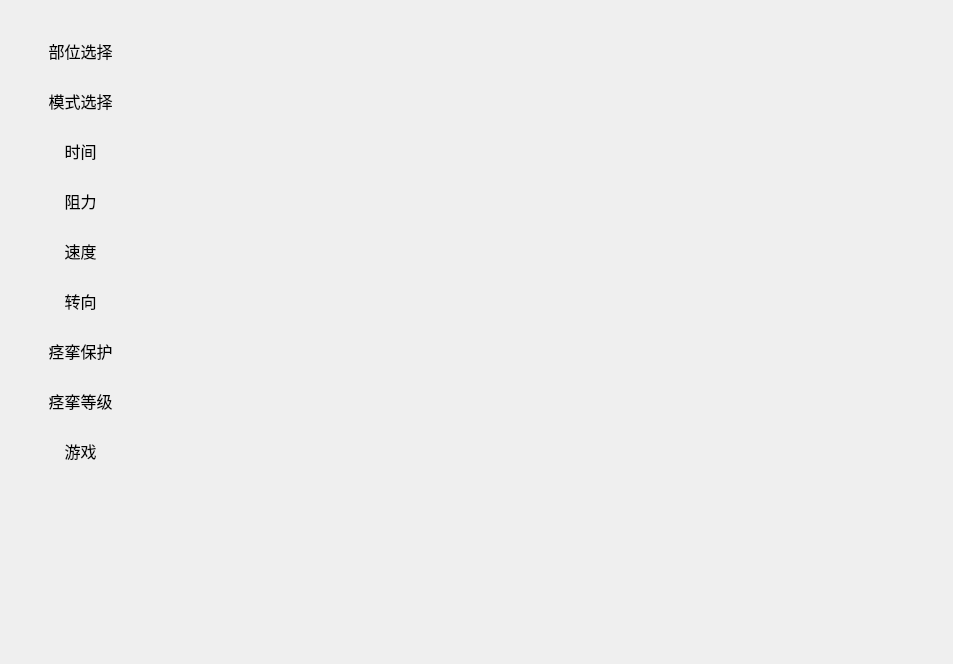
Before: the Qt Designer form Src/TrainManager/bicycleparamset.ui in xiaosongzhi/LowUpLimp, drawn with Qt 5.
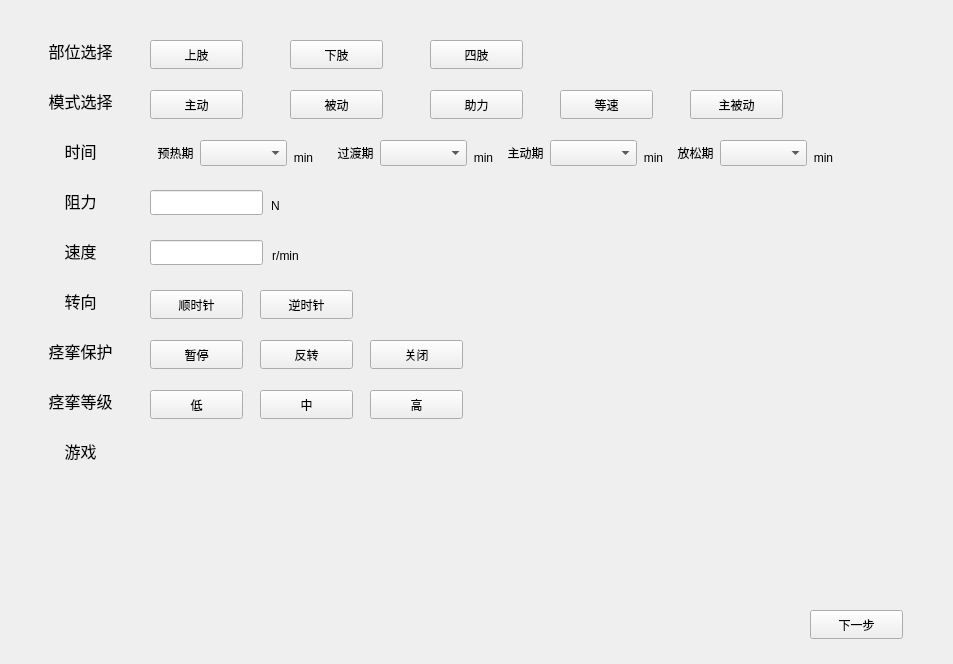
After: the same form once the commit is applied.

Commit message: 拖拽踏车训练参数以及Fes界面参数

```diff
--- a/Src/TrainManager/bicycleparamset.ui
+++ b/Src/TrainManager/bicycleparamset.ui
@@ -202,6 +202,447 @@
     <set>Qt::AlignCenter</set>
    </property>
   </widget>
+  <widget class="QPushButton" name="pushButton">
+   <property name="geometry">
+    <rect>
+     <x>150</x>
+     <y>40</y>
+     <width>93</width>
+     <height>29</height>
+    </rect>
+   </property>
+   <property name="text">
+    <string>上肢</string>
+   </property>
+  </widget>
+  <widget class="QPushButton" name="pushButton_2">
+   <property name="geometry">
+    <rect>
+     <x>290</x>
+     <y>40</y>
+     <width>93</width>
+     <height>29</height>
+    </rect>
+   </property>
+   <property name="text">
+    <string>下肢</string>
+   </property>
+  </widget>
+  <widget class="QPushButton" name="pushButton_3">
+   <property name="geometry">
+    <rect>
+     <x>430</x>
+     <y>40</y>
+     <width>93</width>
+     <height>29</height>
+    </rect>
+   </property>
+   <property name="text">
+    <string>四肢</string>
+   </property>
+  </widget>
+  <widget class="QPushButton" name="pushButton_4">
+   <property name="geometry">
+    <rect>
+     <x>150</x>
+     <y>90</y>
+     <width>93</width>
+     <height>29</height>
+    </rect>
+   </property>
+   <property name="text">
+    <string>主动</string>
+   </property>
+  </widget>
+  <widget class="QPushButton" name="pushButton_5">
+   <property name="geometry">
+    <rect>
+     <x>290</x>
+     <y>90</y>
+     <width>93</width>
+     <height>29</height>
+    </rect>
+   </property>
+   <property name="text">
+    <string>被动</string>
+   </property>
+  </widget>
+  <widget class="QPushButton" name="pushButton_6">
+   <property name="geometry">
+    <rect>
+     <x>430</x>
+     <y>90</y>
+     <width>93</width>
+     <height>29</height>
+    </rect>
+   </property>
+   <property name="text">
+    <string>助力</string>
+   </property>
+  </widget>
+  <widget class="QPushButton" name="pushButton_7">
+   <property name="geometry">
+    <rect>
+     <x>560</x>
+     <y>90</y>
+     <width>93</width>
+     <height>29</height>
+    </rect>
+   </property>
+   <property name="text">
+    <string>等速</string>
+   </property>
+  </widget>
+  <widget class="QPushButton" name="pushButton_8">
+   <property name="geometry">
+    <rect>
+     <x>690</x>
+     <y>90</y>
+     <width>93</width>
+     <height>29</height>
+    </rect>
+   </property>
+   <property name="text">
+    <string>主被动</string>
+   </property>
+  </widget>
+  <widget class="QLabel" name="label_10">
+   <property name="geometry">
+    <rect>
+     <x>150</x>
+     <y>142</y>
+     <width>51</width>
+     <height>21</height>
+    </rect>
+   </property>
+   <property name="text">
+    <string>预热期</string>
+   </property>
+   <property name="alignment">
+    <set>Qt::AlignCenter</set>
+   </property>
+  </widget>
+  <widget class="QComboBox" name="comboBox">
+   <property name="geometry">
+    <rect>
+     <x>200</x>
+     <y>140</y>
+     <width>87</width>
+     <height>26</height>
+    </rect>
+   </property>
+  </widget>
+  <widget class="QLabel" name="label_11">
+   <property name="geometry">
+    <rect>
+     <x>288</x>
+     <y>147</y>
+     <width>31</width>
+     <height>21</height>
+    </rect>
+   </property>
+   <property name="text">
+    <string>min</string>
+   </property>
+   <property name="alignment">
+    <set>Qt::AlignCenter</set>
+   </property>
+  </widget>
+  <widget class="QLabel" name="label_12">
+   <property name="geometry">
+    <rect>
+     <x>468</x>
+     <y>147</y>
+     <width>31</width>
+     <height>21</height>
+    </rect>
+   </property>
+   <property name="text">
+    <string>min</string>
+   </property>
+   <property name="alignment">
+    <set>Qt::AlignCenter</set>
+   </property>
+  </widget>
+  <widget class="QLabel" name="label_13">
+   <property name="geometry">
+    <rect>
+     <x>330</x>
+     <y>142</y>
+     <width>51</width>
+     <height>21</height>
+    </rect>
+   </property>
+   <property name="text">
+    <string>过渡期</string>
+   </property>
+   <property name="alignment">
+    <set>Qt::AlignCenter</set>
+   </property>
+  </widget>
+  <widget class="QComboBox" name="comboBox_2">
+   <property name="geometry">
+    <rect>
+     <x>380</x>
+     <y>140</y>
+     <width>87</width>
+     <height>26</height>
+    </rect>
+   </property>
+  </widget>
+  <widget class="QLabel" name="label_14">
+   <property name="geometry">
+    <rect>
+     <x>638</x>
+     <y>147</y>
+     <width>31</width>
+     <height>21</height>
+    </rect>
+   </property>
+   <property name="text">
+    <string>min</string>
+   </property>
+   <property name="alignment">
+    <set>Qt::AlignCenter</set>
+   </property>
+  </widget>
+  <widget class="QLabel" name="label_15">
+   <property name="geometry">
+    <rect>
+     <x>500</x>
+     <y>142</y>
+     <width>51</width>
+     <height>21</height>
+    </rect>
+   </property>
+   <property name="text">
+    <string>主动期</string>
+   </property>
+   <property name="alignment">
+    <set>Qt::AlignCenter</set>
+   </property>
+  </widget>
+  <widget class="QComboBox" name="comboBox_3">
+   <property name="geometry">
+    <rect>
+     <x>550</x>
+     <y>140</y>
+     <width>87</width>
+     <height>26</height>
+    </rect>
+   </property>
+  </widget>
+  <widget class="QLabel" name="label_16">
+   <property name="geometry">
+    <rect>
+     <x>808</x>
+     <y>147</y>
+     <width>31</width>
+     <height>21</height>
+    </rect>
+   </property>
+   <property name="text">
+    <string>min</string>
+   </property>
+   <property name="alignment">
+    <set>Qt::AlignCenter</set>
+   </property>
+  </widget>
+  <widget class="QLabel" name="label_17">
+   <property name="geometry">
+    <rect>
+     <x>670</x>
+     <y>142</y>
+     <width>51</width>
+     <height>21</height>
+    </rect>
+   </property>
+   <property name="text">
+    <string>放松期</string>
+   </property>
+   <property name="alignment">
+    <set>Qt::AlignCenter</set>
+   </property>
+  </widget>
+  <widget class="QComboBox" name="comboBox_4">
+   <property name="geometry">
+    <rect>
+     <x>720</x>
+     <y>140</y>
+     <width>87</width>
+     <height>26</height>
+    </rect>
+   </property>
+  </widget>
+  <widget class="QLineEdit" name="lineEdit">
+   <property name="geometry">
+    <rect>
+     <x>150</x>
+     <y>190</y>
+     <width>113</width>
+     <height>25</height>
+    </rect>
+   </property>
+  </widget>
+  <widget class="QLabel" name="label_18">
+   <property name="geometry">
+    <rect>
+     <x>265</x>
+     <y>195</y>
+     <width>21</width>
+     <height>21</height>
+    </rect>
+   </property>
+   <property name="text">
+    <string>N</string>
+   </property>
+   <property name="alignment">
+    <set>Qt::AlignCenter</set>
+   </property>
+  </widget>
+  <widget class="QLabel" name="label_19">
+   <property name="geometry">
+    <rect>
+     <x>265</x>
+     <y>245</y>
+     <width>41</width>
+     <height>21</height>
+    </rect>
+   </property>
+   <property name="text">
+    <string>r/min</string>
+   </property>
+   <property name="alignment">
+    <set>Qt::AlignCenter</set>
+   </property>
+  </widget>
+  <widget class="QLineEdit" name="lineEdit_2">
+   <property name="geometry">
+    <rect>
+     <x>150</x>
+     <y>240</y>
+     <width>113</width>
+     <height>25</height>
+    </rect>
+   </property>
+  </widget>
+  <widget class="QPushButton" name="pushButton_9">
+   <property name="geometry">
+    <rect>
+     <x>150</x>
+     <y>290</y>
+     <width>93</width>
+     <height>29</height>
+    </rect>
+   </property>
+   <property name="text">
+    <string>顺时针</string>
+   </property>
+  </widget>
+  <widget class="QPushButton" name="pushButton_10">
+   <property name="geometry">
+    <rect>
+     <x>260</x>
+     <y>290</y>
+     <width>93</width>
+     <height>29</height>
+    </rect>
+   </property>
+   <property name="text">
+    <string>逆时针</string>
+   </property>
+  </widget>
+  <widget class="QPushButton" name="pushButton_11">
+   <property name="geometry">
+    <rect>
+     <x>150</x>
+     <y>340</y>
+     <width>93</width>
+     <height>29</height>
+    </rect>
+   </property>
+   <property name="text">
+    <string>暂停</string>
+   </property>
+  </widget>
+  <widget class="QPushButton" name="pushButton_12">
+   <property name="geometry">
+    <rect>
+     <x>260</x>
+     <y>340</y>
+     <width>93</width>
+     <height>29</height>
+    </rect>
+   </property>
+   <property name="text">
+    <string>反转</string>
+   </property>
+  </widget>
+  <widget class="QPushButton" name="pushButton_13">
+   <property name="geometry">
+    <rect>
+     <x>370</x>
+     <y>340</y>
+     <width>93</width>
+     <height>29</height>
+    </rect>
+   </property>
+   <property name="text">
+    <string>关闭</string>
+   </property>
+  </widget>
+  <widget class="QPushButton" name="pushButton_14">
+   <property name="geometry">
+    <rect>
+     <x>260</x>
+     <y>390</y>
+     <width>93</width>
+     <height>29</height>
+    </rect>
+   </property>
+   <property name="text">
+    <string>中</string>
+   </property>
+  </widget>
+  <widget class="QPushButton" name="pushButton_15">
+   <property name="geometry">
+    <rect>
+     <x>370</x>
+     <y>390</y>
+     <width>93</width>
+     <height>29</height>
+    </rect>
+   </property>
+   <property name="text">
+    <string>高</string>
+   </property>
+  </widget>
+  <widget class="QPushButton" name="pushButton_16">
+   <property name="geometry">
+    <rect>
+     <x>150</x>
+     <y>390</y>
+     <width>93</width>
+     <height>29</height>
+    </rect>
+   </property>
+   <property name="text">
+    <string>低</string>
+   </property>
+  </widget>
+  <widget class="QPushButton" name="pushButton_17">
+   <property name="geometry">
+    <rect>
+     <x>810</x>
+     <y>610</y>
+     <width>93</width>
+     <height>29</height>
+    </rect>
+   </property>
+   <property name="text">
+    <string>下一步</string>
+   </property>
+  </widget>
  </widget>
  <resources/>
  <connections/>
```
The commit also changes 3 other files.
